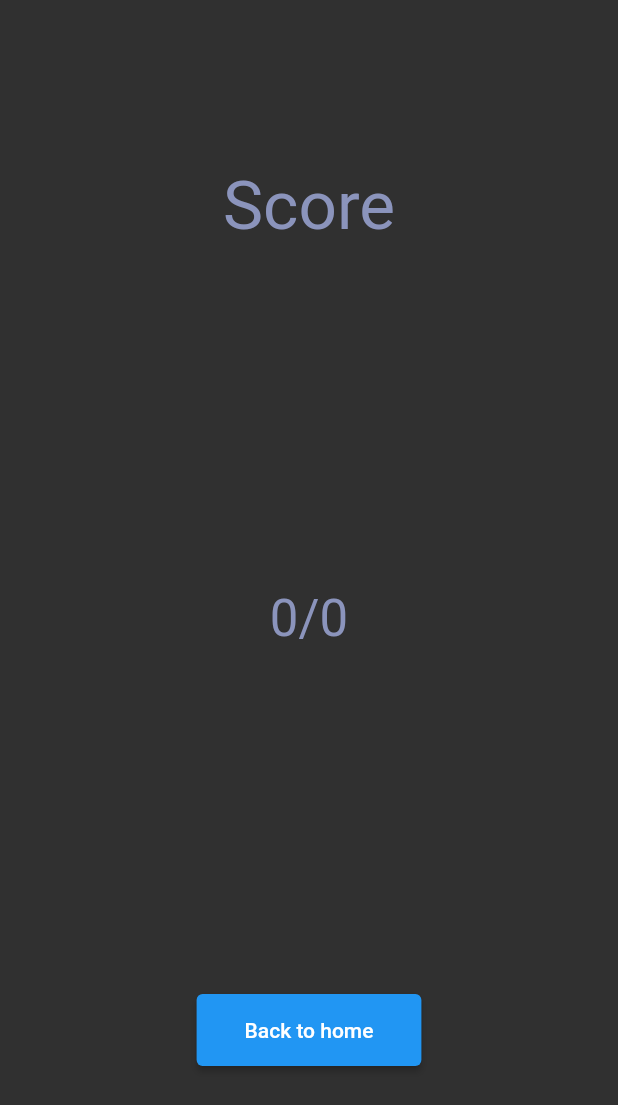
After one commit to iamageo/flutter_samples, a Flutter app: the ScoreScreen screen opened directly, on a phone screen of 412 x 824 dp. The commit adds this screen. Shown: the top 1105 px of the screen. Run offline on Flutter 3.47's test engine with Material 2 defaults, Android fonts, the light colour scheme and no system bars; our stand-ins replace dotted_border, flutter_local_notifications, get, sqflite; missing offline and left inert: http_interceptor; accounts and stored records are empty; statements that could not run were skipped.

Commit message:
fix navigation and create score screen

```diff
--- a/quizz/lib/controller/question_controller.dart
+++ b/quizz/lib/controller/question_controller.dart
@@ -6,6 +6,7 @@ import 'package:get/state_manager.dart';
 import 'package:quizz/network/webapi.dart';
 
 import '../network/result.dart';
+import '../screens/score/score.dart';
 
 class QuestionController extends GetxController
     with SingleGetTickerProviderMixin {
@@ -76,7 +77,7 @@ class QuestionController extends GetxController
   void fetchProducts() async {
     isLoading(true);
     await RemoteServices()
-        .fetchQuestions()
+        .fetchQuestions(5)
         .then((value) => {_questions = value});
     isLoading(false);
   }
@@ -106,7 +107,7 @@ class QuestionController extends GetxController
 
       _animationController.forward().whenComplete(nextQuestion);
     } else {
-      //Get.to(ScoreScreen());
+      Get.to(() => ScoreScreen());
     }
   }
 
--- a/quizz/lib/network/webapi.dart
+++ b/quizz/lib/network/webapi.dart
@@ -10,12 +10,12 @@ import 'package:quizz/network/result.dart';
 import '../model/quiz.dart';
 
 class RemoteServices {
-  Future<List<QuestionItem>> fetchQuestions() async {
+  Future<List<QuestionItem>> fetchQuestions(int questionsNumber) async {
     late Quiz quiz;
 
     final Client client =
         HttpClientWithInterceptor.build(interceptors: [LoggingInterceptor()]);
-    var res = await client.get("https://opentdb.com/api.php?amount=20");
+    var res = await client.get("https://opentdb.com/api.php?amount=$questionsNumber");
     if (res.statusCode == 200) {
       var decRes = jsonDecode(res.body);
       quiz = Quiz.fromJson(decRes);
--- a/quizz/lib/quiz/option.dart
+++ b/quizz/lib/screens/quiz/option.dart
@@ -1,8 +1,9 @@
 import 'package:flutter/material.dart';
 import 'package:get/get_state_manager/src/simple/get_state.dart';
 
-import '../constants.dart';
-import '../controller/question_controller.dart';
+import '../../constants.dart';
+import '../../controller/question_controller.dart';
+
 
 class Option extends StatelessWidget {
 
--- a/quizz/lib/quiz/progress_bar.dart
+++ b/quizz/lib/screens/quiz/progress_bar.dart
@@ -1,8 +1,8 @@
 import 'package:flutter/material.dart';
 import 'package:get/get_state_manager/src/simple/get_state.dart';
 
-import '../constants.dart';
-import '../controller/question_controller.dart';
+import '../../constants.dart';
+import '../../controller/question_controller.dart';
 
 class ProgressBar extends StatelessWidget {
   const ProgressBar({Key? key}) : super(key: key);
--- a/quizz/lib/quiz/quiz_screen.dart
+++ b/quizz/lib/screens/quiz/quiz_screen.dart
@@ -1,15 +1,11 @@
 import 'package:flutter/material.dart';
-import 'package:get/get.dart';
-import 'package:get/get_core/src/get_main.dart';
-import 'package:quizz/controller/question_controller.dart';
-import 'package:quizz/quiz/body.dart';
+import 'package:quizz/screens/quiz/body.dart';
 
 class QuizScreen extends StatelessWidget {
   const QuizScreen({Key? key}) : super(key: key);
 
   @override
   Widget build(BuildContext context) {
-
     return Scaffold(
       extendBodyBehindAppBar: true,
       body: const Body(),
--- /dev/null
+++ b/quizz/lib/screens/score/score.dart
@@ -0,0 +1,59 @@
+import 'package:flutter/material.dart';
+import 'package:get/get.dart';
+import 'package:get/get_core/src/get_main.dart';
+import 'package:quizz/screens/quiz/quiz_screen.dart';
+
+import '../../constants.dart';
+import '../../controller/question_controller.dart';
+
+class ScoreScreen extends StatelessWidget {
+  @override
+  Widget build(BuildContext context) {
+
+    QuestionController _qnController = Get.put(QuestionController());
+
+    return Scaffold(
+          body: Center(
+            child: Column(
+              children: [
+                Expanded(
+                  child: Center(
+                    child: Text(
+                      "Score",
+                      style: Theme.of(context)
+                          .textTheme
+                          .headline3
+                          ?.copyWith(color: kSecondaryColor),
+                    ),
+                  ),
+                ),
+                Expanded(
+                  child: Center(
+                    child: Text(
+                      "${_qnController.numOfCorrectAns}/${_qnController.questions.length}",
+                      style: Theme.of(context)
+                          .textTheme
+                          .headline4
+                          ?.copyWith(color: kSecondaryColor),
+                    ),
+                  ),
+                ),
+
+                Expanded(
+                  child: Center(
+                    child: ElevatedButton(onPressed: () {
+                      Get.to(() => const QuizScreen());
+                      Get.deleteAll();
+                    },
+                        child: Container(
+                            padding: const EdgeInsets.all(16),
+                            child: const Text("Back to home"))),
+                  ),
+                ),
+
+              ],
+            ),
+          )
+    );
+  }
+}
```
Also changed, not shown: quizz/lib/main.dart (+5 -4 lines), quizz/lib/screens/quiz/body.dart (renamed from quizz/lib/quiz/body.dart, +6 -5 lines), quizz/lib/screens/quiz/question_card.dart (renamed from quizz/lib/quiz/question_card.dart, +6 -7 lines).
